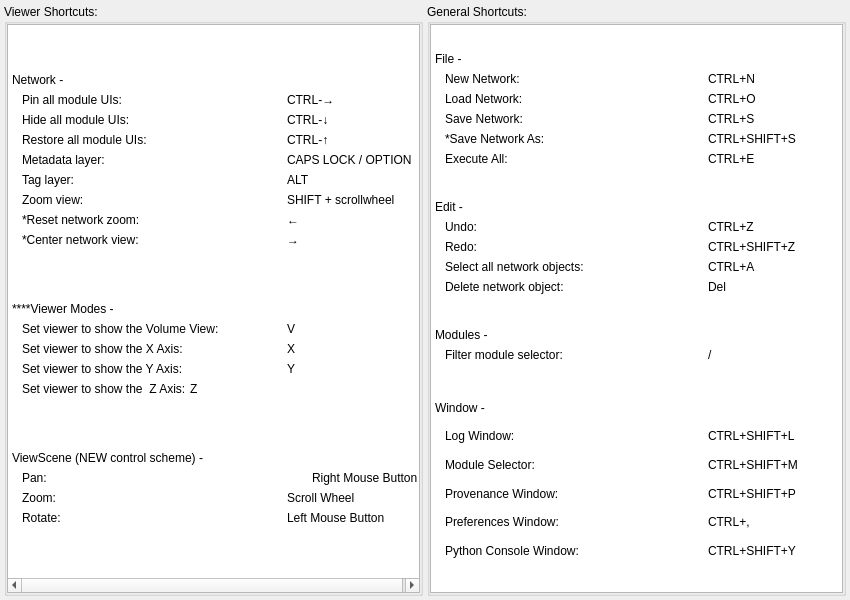
First picture: the form in src/Interface/Application/ShortcutsInterface.ui, repository SCIInstitute/SCIRun, before the edit.
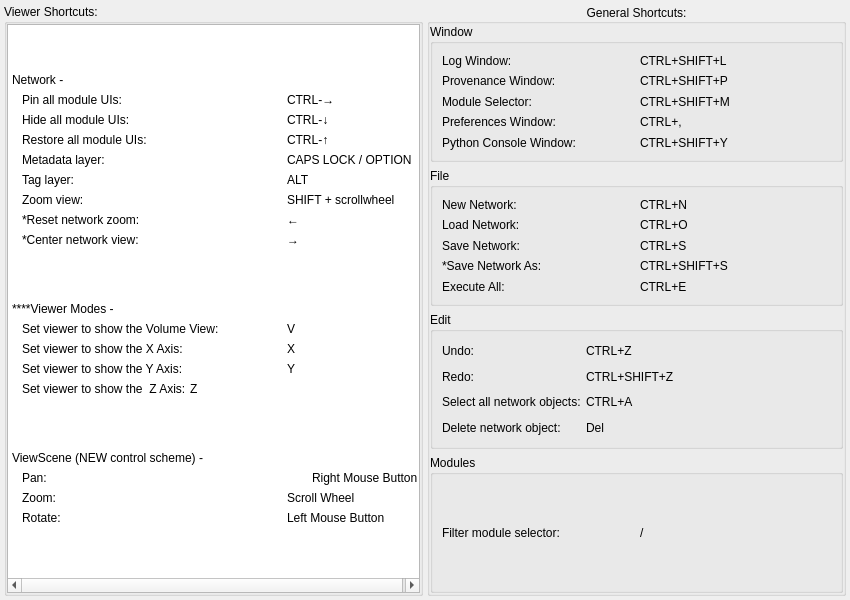
Second picture: the form after the edit.

What changed in the file:
```diff
--- a/src/Interface/Application/ShortcutsInterface.ui
+++ b/src/Interface/Application/ShortcutsInterface.ui
@@ -835,495 +835,87 @@
         <property name="title">
          <string>General Shortcuts:</string>
         </property>
-        <layout class="QHBoxLayout" name="horizontalLayout_3">
-         <property name="spacing">
-          <number>0</number>
-         </property>
+        <property name="alignment">
+         <set>Qt::AlignCenter</set>
+        </property>
+        <layout class="QGridLayout" name="gridLayout_5">
          <property name="margin">
           <number>0</number>
          </property>
-         <item>
-          <widget class="QScrollArea" name="scrollArea">
-           <property name="widgetResizable">
-            <bool>true</bool>
+         <item row="2" column="0">
+          <widget class="QGroupBox" name="groupBox_5">
+           <property name="title">
+            <string>Edit</string>
            </property>
-           <widget class="QWidget" name="scrollAreaWidgetContents">
-            <property name="geometry">
-             <rect>
-              <x>0</x>
-              <y>0</y>
-              <width>415</width>
-              <height>575</height>
-             </rect>
-            </property>
-            <layout class="QVBoxLayout" name="verticalLayout_5">
-             <property name="spacing">
-              <number>0</number>
-             </property>
-             <property name="margin">
-              <number>0</number>
-             </property>
-             <item>
-              <widget class="QWidget" name="widget_4" native="true">
-               <property name="sizePolicy">
-                <sizepolicy hsizetype="Preferred" vsizetype="Fixed">
-                 <horstretch>0</horstretch>
-                 <verstretch>0</verstretch>
-                </sizepolicy>
-               </property>
-               <layout class="QVBoxLayout" name="verticalLayout">
-                <property name="spacing">
-                 <number>0</number>
-                </property>
-                <property name="leftMargin">
-                 <number>4</number>
-                </property>
-                <property name="topMargin">
-                 <number>2</number>
-                </property>
-                <property name="rightMargin">
-                 <number>4</number>
-                </property>
-                <property name="bottomMargin">
-                 <number>4</number>
-                </property>
-                <item>
-                 <widget class="QWidget" name="widget_3" native="true">
-                  <layout class="QHBoxLayout" name="horizontalLayout_6">
-                   <property name="spacing">
-                    <number>0</number>
-                   </property>
-                   <property name="margin">
-                    <number>0</number>
-                   </property>
-                   <item>
-                    <widget class="QLabel" name="label">
-                     <property name="minimumSize">
-                      <size>
-                       <width>0</width>
-                       <height>20</height>
-                      </size>
-                     </property>
-                     <property name="text">
-                      <string>File -</string>
-                     </property>
-                    </widget>
-                   </item>
-                  </layout>
-                 </widget>
-                </item>
-                <item>
-                 <widget class="QWidget" name="widget_5" native="true">
-                  <property name="minimumSize">
-                   <size>
-                    <width>0</width>
-                    <height>20</height>
-                   </size>
-                  </property>
-                  <layout class="QHBoxLayout" name="horizontalLayout_7" stretch="2,1">
-                   <property name="spacing">
-                    <number>4</number>
-                   </property>
-                   <property name="leftMargin">
-                    <number>10</number>
-                   </property>
-                   <property name="topMargin">
-                    <number>0</number>
-                   </property>
-                   <property name="rightMargin">
-                    <number>0</number>
-                   </property>
-                   <property name="bottomMargin">
-                    <number>0</number>
-                   </property>
-                   <item>
-                    <widget class="QLabel" name="label_2">
-                     <property name="text">
-                      <string>New Network:</string>
-                     </property>
-                    </widget>
-                   </item>
-                   <item>
-                    <widget class="QLabel" name="label_3">
-                     <property name="text">
-                      <string>CTRL+N</string>
-                     </property>
-                    </widget>
-                   </item>
-                  </layout>
-                 </widget>
-                </item>
-                <item>
-                 <widget class="QWidget" name="widget_6" native="true">
-                  <property name="minimumSize">
-                   <size>
-                    <width>0</width>
-                    <height>20</height>
-                   </size>
-                  </property>
-                  <layout class="QHBoxLayout" name="horizontalLayout_8" stretch="2,1">
-                   <property name="spacing">
-                    <number>4</number>
-                   </property>
-                   <property name="leftMargin">
-                    <number>10</number>
-                   </property>
-                   <property name="topMargin">
-                    <number>0</number>
-                   </property>
-                   <property name="rightMargin">
-                    <number>0</number>
-                   </property>
-                   <property name="bottomMargin">
-                    <number>0</number>
-                   </property>
-                   <item>
-                    <widget class="QLabel" name="label_4">
-                     <property name="text">
-                      <string>Load Network:</string>
-                     </property>
-                    </widget>
-                   </item>
-                   <item>
-                    <widget class="QLabel" name="label_5">
-                     <property name="text">
-                      <string>CTRL+O</string>
-                     </property>
-                    </widget>
-                   </item>
-                  </layout>
-                 </widget>
-                </item>
-                <item>
-                 <widget class="QWidget" name="widget_8" native="true">
-                  <property name="minimumSize">
-                   <size>
-                    <width>0</width>
-                    <height>20</height>
-                   </size>
-                  </property>
-                  <layout class="QHBoxLayout" name="horizontalLayout_10" stretch="2,1">
-                   <property name="spacing">
-                    <number>4</number>
-                   </property>
-                   <property name="leftMargin">
-                    <number>10</number>
-                   </property>
-                   <property name="topMargin">
-                    <number>0</number>
-                   </property>
-                   <property name="rightMargin">
-                    <number>0</number>
-                   </property>
-                   <property name="bottomMargin">
-                    <number>0</number>
-                   </property>
-                   <item>
-                    <widget class="QLabel" name="label_8">
-                     <property name="text">
-                      <string>Save Network:</string>
-                     </property>
-                    </widget>
-                   </item>
-                   <item>
-                    <widget class="QLabel" name="label_9">
-                     <property name="text">
-                      <string>CTRL+S</string>
-                     </property>
-                    </widget>
-                   </item>
-                  </layout>
-                 </widget>
-                </item>
-                <item>
-                 <widget class="QWidget" name="widget_55" native="true">
-                  <property name="minimumSize">
-                   <size>
-                    <width>0</width>
-                    <height>20</height>
-                   </size>
-                  </property>
-                  <layout class="QHBoxLayout" name="horizontalLayout_51" stretch="2,1">
-                   <property name="spacing">
-                    <number>4</number>
-                   </property>
-                   <property name="leftMargin">
-                    <number>10</number>
-                   </property>
-                   <property name="topMargin">
-                    <number>0</number>
-                   </property>
-                   <property name="rightMargin">
-                    <number>0</number>
-                   </property>
-                   <property name="bottomMargin">
-                    <number>0</number>
-                   </property>
-                   <item>
-                    <widget class="QLabel" name="label_84">
-                     <property name="text">
-                      <string>*Save Network As:</string>
-                     </property>
-                    </widget>
-                   </item>
-                   <item>
-                    <widget class="QLabel" name="label_85">
-                     <property name="text">
-                      <string>CTRL+SHIFT+S</string>
-                     </property>
-                    </widget>
-                   </item>
-                  </layout>
-                 </widget>
-                </item>
-                <item>
-                 <widget class="QWidget" name="widget_12" native="true">
-                  <property name="minimumSize">
-                   <size>
-                    <width>0</width>
-                    <height>20</height>
-                   </size>
-                  </property>
-                  <layout class="QHBoxLayout" name="horizontalLayout_14" stretch="2,1">
-                   <property name="spacing">
-                    <number>4</number>
-                   </property>
-                   <property name="leftMargin">
-                    <number>10</number>
-                   </property>
-                   <property name="topMargin">
-                    <number>0</number>
-                   </property>
-                   <property name="rightMargin">
-                    <number>0</number>
-                   </property>
-                   <property name="bottomMargin">
-                    <number>0</number>
-                   </property>
-                   <item>
-                    <widget class="QLabel" name="label_16">
-                     <property name="text">
-                      <string>Execute All:</string>
-                     </property>
-                    </widget>
-                   </item>
-                   <item>
-                    <widget class="QLabel" name="label_17">
-                     <property name="text">
-                      <string>CTRL+E</string>
-                     </property>
-                    </widget>
-                   </item>
-                  </layout>
-                 </widget>
-                </item>
-               </layout>
-              </widget>
-             </item>
-             <item>
-              <widget class="QWidget" name="widget_13" native="true">
-               <property name="sizePolicy">
-                <sizepolicy hsizetype="Preferred" vsizetype="Fixed">
-                 <horstretch>0</horstretch>
-                 <verstretch>0</verstretch>
-                </sizepolicy>
-               </property>
-               <layout class="QVBoxLayout" name="verticalLayout_2">
-                <property name="spacing">
-                 <number>0</number>
-                </property>
-                <property name="leftMargin">
-                 <number>4</number>
-                </property>
-                <property name="topMargin">
-                 <number>2</number>
-                </property>
-                <property name="rightMargin">
-                 <number>4</number>
-                </property>
-                <property name="bottomMargin">
-                 <number>4</number>
-                </property>
-                <item>
-                 <widget class="QWidget" name="widget_14" native="true">
-                  <layout class="QHBoxLayout" name="horizontalLayout_15">
-                   <property name="spacing">
-                    <number>0</number>
-                   </property>
-                   <property name="margin">
-                    <number>0</number>
-                   </property>
-                   <item>
-                    <widget class="QLabel" name="label_18">
-                     <property name="minimumSize">
-                      <size>
-                       <width>0</width>
-                       <height>20</height>
-                      </size>
-                     </property>
-                     <property name="text">
-                      <string>Edit -</string>
-                     </property>
-                    </widget>
-                   </item>
-                  </layout>
-                 </widget>
-                </item>
-                <item>
-                 <widget class="QWidget" name="widget_56" native="true">
-                  <property name="minimumSize">
-                   <size>
-                    <width>0</width>
-                    <height>20</height>
-                   </size>
-                  </property>
-                  <layout class="QHBoxLayout" name="horizontalLayout_52" stretch="2,1">
-                   <property name="spacing">
-                    <number>4</number>
-                   </property>
-                   <property name="leftMargin">
-                    <number>10</number>
-                   </property>
-                   <property name="topMargin">
-                    <number>0</number>
-                   </property>
-                   <property name="rightMargin">
-                    <number>0</number>
-                   </property>
-                   <property name="bottomMargin">
-                    <number>0</number>
-                   </property>
-                   <item>
+           <layout class="QGridLayout" name="gridLayout_2">
+            <item row="0" column="0">
                     <widget class="QLabel" name="label_86">
                      <property name="text">
                       <string>Undo:</string>
                      </property>
                     </widget>
                    </item>
-                   <item>
+            <item row="0" column="1">
                     <widget class="QLabel" name="label_87">
                      <property name="text">
                       <string>CTRL+Z</string>
                      </property>
                     </widget>
                    </item>
-                  </layout>
-                 </widget>
-                </item>
-                <item>
-                 <widget class="QWidget" name="widget_57" native="true">
-                  <property name="minimumSize">
-                   <size>
-                    <width>0</width>
-                    <height>20</height>
-                   </size>
-                  </property>
-                  <layout class="QHBoxLayout" name="horizontalLayout_53" stretch="2,1">
-                   <property name="spacing">
-                    <number>4</number>
-                   </property>
-                   <property name="leftMargin">
-                    <number>10</number>
-                   </property>
-                   <property name="topMargin">
-                    <number>0</number>
-                   </property>
-                   <property name="rightMargin">
-                    <number>0</number>
-                   </property>
-                   <property name="bottomMargin">
-                    <number>0</number>
-                   </property>
-                   <item>
+            <item row="1" column="0">
                     <widget class="QLabel" name="label_88">
                      <property name="text">
                       <string>Redo:</string>
                      </property>
                     </widget>
                    </item>
-                   <item>
+            <item row="1" column="1">
                     <widget class="QLabel" name="label_89">
                      <property name="text">
                       <string>CTRL+SHIFT+Z</string>
                      </property>
                     </widget>
                    </item>
-                  </layout>
-                 </widget>
-                </item>
-                <item>
-                 <widget class="QWidget" name="widget_15" native="true">
-                  <property name="minimumSize">
-                   <size>
-                    <width>0</width>
-                    <height>20</height>
-                   </size>
-                  </property>
-                  <layout class="QHBoxLayout" name="horizontalLayout_16" stretch="2,1">
-                   <property name="spacing">
-                    <number>4</number>
-                   </property>
-                   <property name="leftMargin">
-                    <number>10</number>
-                   </property>
-                   <property name="topMargin">
-                    <number>0</number>
-                   </property>
-                   <property name="rightMargin">
-                    <number>0</number>
-                   </property>
-                   <property name="bottomMargin">
-                    <number>0</number>
-                   </property>
-                   <item>
+            <item row="2" column="0">
                     <widget class="QLabel" name="label_19">
+              <property name="minimumSize">
+               <size>
+                <width>138</width>
+                <height>0</height>
+               </size>
+              </property>
+              <property name="maximumSize">
+               <size>
+                <width>138</width>
+                <height>16777215</height>
+               </size>
+              </property>
                      <property name="text">
                       <string>Select all network objects:</string>
                      </property>
                     </widget>
                    </item>
-                   <item>
+            <item row="2" column="1">
                     <widget class="QLabel" name="label_20">
                      <property name="text">
                       <string>CTRL+A</string>
                      </property>
                     </widget>
                    </item>
-                  </layout>
-                 </widget>
-                </item>
-                <item>
-                 <widget class="QWidget" name="widget_16" native="true">
-                  <property name="minimumSize">
-                   <size>
-                    <width>0</width>
-                    <height>20</height>
-                   </size>
-                  </property>
-                  <layout class="QHBoxLayout" name="horizontalLayout_17" stretch="2,1">
-                   <property name="spacing">
-                    <number>4</number>
-                   </property>
-                   <property name="leftMargin">
-                    <number>10</number>
-                   </property>
-                   <property name="topMargin">
-                    <number>0</number>
-                   </property>
-                   <property name="rightMargin">
-                    <number>0</number>
-                   </property>
-                   <property name="bottomMargin">
-                    <number>0</number>
-                   </property>
-                   <item>
+            <item row="3" column="0">
                     <widget class="QLabel" name="label_21">
+              <property name="maximumSize">
+               <size>
+                <width>138</width>
+                <height>16777215</height>
+               </size>
+              </property>
                      <property name="text">
                       <string>Delete network object:</string>
                      </property>
                     </widget>
                    </item>
-                   <item>
+            <item row="3" column="1">
                     <widget class="QLabel" name="label_22">
                      <property name="text">
                       <string>Del</string>
@@ -1333,268 +925,31 @@
                   </layout>
                  </widget>
                 </item>
-               </layout>
-              </widget>
-             </item>
-             <item>
-              <widget class="QWidget" name="widget_17" native="true">
-               <property name="sizePolicy">
-                <sizepolicy hsizetype="Preferred" vsizetype="Fixed">
-                 <horstretch>0</horstretch>
-                 <verstretch>0</verstretch>
-                </sizepolicy>
-               </property>
-               <layout class="QVBoxLayout" name="verticalLayout_3">
-                <property name="spacing">
-                 <number>0</number>
-                </property>
-                <property name="leftMargin">
-                 <number>4</number>
-                </property>
-                <property name="topMargin">
-                 <number>2</number>
-                </property>
-                <property name="rightMargin">
-                 <number>4</number>
-                </property>
-                <property name="bottomMargin">
-                 <number>4</number>
-                </property>
-                <item>
-                 <widget class="QWidget" name="widget_18" native="true">
-                  <layout class="QHBoxLayout" name="horizontalLayout_18">
-                   <property name="spacing">
-                    <number>0</number>
-                   </property>
-                   <property name="margin">
-                    <number>0</number>
-                   </property>
-                   <item>
-                    <widget class="QLabel" name="label_23">
-                     <property name="minimumSize">
-                      <size>
-                       <width>0</width>
-                       <height>20</height>
-                      </size>
-                     </property>
-                     <property name="text">
-                      <string>Modules -</string>
-                     </property>
-                    </widget>
-                   </item>
-                  </layout>
-                 </widget>
-                </item>
-                <item>
-                 <widget class="QWidget" name="widget_19" native="true">
-                  <property name="minimumSize">
-                   <size>
-                    <width>0</width>
-                    <height>20</height>
-                   </size>
-                  </property>
-                  <layout class="QHBoxLayout" name="horizontalLayout_19" stretch="2,1">
-                   <property name="spacing">
-                    <number>4</number>
-                   </property>
-                   <property name="leftMargin">
-                    <number>10</number>
-                   </property>
-                   <property name="topMargin">
-                    <number>0</number>
-                   </property>
-                   <property name="rightMargin">
-                    <number>0</number>
-                   </property>
-                   <property name="bottomMargin">
-                    <number>0</number>
-                   </property>
-                   <item>
-                    <widget class="QLabel" name="label_24">
-                     <property name="text">
-                      <string>Filter module selector:</string>
-                     </property>
-                    </widget>
-                   </item>
-                   <item>
-                    <widget class="QLabel" name="label_25">
-                     <property name="text">
-                      <string>/</string>
-                     </property>
-                    </widget>
-                   </item>
-                  </layout>
-                 </widget>
-                </item>
-               </layout>
-              </widget>
-             </item>
-             <item>
-              <widget class="QWidget" name="widget_27" native="true">
-               <property name="sizePolicy">
-                <sizepolicy hsizetype="Preferred" vsizetype="Fixed">
-                 <horstretch>0</horstretch>
-                 <verstretch>0</verstretch>
-                </sizepolicy>
-               </property>
-               <property name="minimumSize">
-                <size>
-                 <width>0</width>
-                 <height>178</height>
-                </size>
-               </property>
-               <layout class="QVBoxLayout" name="verticalLayout_4">
-                <property name="spacing">
-                 <number>0</number>
-                </property>
-                <property name="leftMargin">
-                 <number>4</number>
-                </property>
-                <property name="topMargin">
-                 <number>2</number>
-                </property>
-                <property name="rightMargin">
-                 <number>4</number>
-                </property>
-                <property name="bottomMargin">
-                 <number>4</number>
-                </property>
-                <item>
-                 <widget class="QWidget" name="widget_28" native="true">
-                  <layout class="QHBoxLayout" name="horizontalLayout_27">
-                   <property name="spacing">
-                    <number>0</number>
-                   </property>
-                   <property name="margin">
-                    <number>0</number>
-                   </property>
-                   <item>
-                    <widget class="QLabel" name="label_40">
-                     <property name="minimumSize">
-                      <size>
-                       <width>0</width>
-                       <height>20</height>
-                      </size>
-                     </property>
-                     <property name="text">
-                      <string>Window -</string>
-                     </property>
-                    </widget>
-                   </item>
-                  </layout>
-                 </widget>
-                </item>
-                <item>
-                 <widget class="QWidget" name="widget_29" native="true">
-                  <property name="minimumSize">
-                   <size>
-                    <width>0</width>
-                    <height>20</height>
-                   </size>
-                  </property>
-                  <layout class="QHBoxLayout" name="horizontalLayout_28" stretch="2,1">
-                   <property name="spacing">
-                    <number>4</number>
-                   </property>
-                   <property name="leftMargin">
-                    <number>10</number>
-                   </property>
-                   <property name="topMargin">
-                    <number>0</number>
-                   </property>
-                   <property name="rightMargin">
-                    <number>0</number>
-                   </property>
-                   <property name="bottomMargin">
-                    <number>0</number>
-                   </property>
-                   <item>
+         <item row="0" column="0">
+          <widget class="QGroupBox" name="groupBox_2">
+           <property name="title">
+            <string>Window</string>
+           </property>
+           <layout class="QGridLayout" name="gridLayout_4">
+            <item row="0" column="0">
                     <widget class="QLabel" name="label_41">
                      <property name="text">
                       <string>Log Window: </string>
                      </property>
                     </widget>
                    </item>
-                   <item>
+            <item row="0" column="1">
                     <widget class="QLabel" name="label_42">
                      <property name="text">
                       <string>CTRL+SHIFT+L</string>
                      </property>
                     </widget>
                    </item>
-                  </layout>
-                 </widget>
-                </item>
-                <item>
-                 <widget class="QWidget" name="widget_30" native="true">
-                  <property name="minimumSize">
-                   <size>
-                    <width>0</width>
-                    <height>20</height>
-                   </size>
-                  </property>
-                  <layout class="QHBoxLayout" name="horizontalLayout_29" stretch="2,1">
-                   <property name="spacing">
-                    <number>4</number>
-                   </property>
-                   <property name="leftMargin">
-                    <number>10</number>
-                   </property>
-                   <property name="topMargin">
-                    <number>0</number>
-                   </property>
-                   <property name="rightMargin">
-                    <number>0</number>
-                   </property>
-                   <property name="bottomMargin">
-                    <number>0</number>
-                   </property>
-                   <item>
-                    <widget class="QLabel" name="label_43">
-                     <property name="text">
-                      <string>Module Selector:</string>
-                     </property>
-                    </widget>
-                   </item>
-                   <item>
-                    <widget class="QLabel" name="label_44">
-                     <property name="text">
-                      <string>CTRL+SHIFT+M</string>
-                     </property>
-                    </widget>
-                   </item>
-                  </layout>
-                 </widget>
-                </item>
-                <item>
-                 <widget class="QWidget" name="widget_32" native="true">
-                  <property name="minimumSize">
-                   <size>
-                    <width>0</width>
-                    <height>20</height>
-                   </size>
-                  </property>
-                  <layout class="QHBoxLayout" name="horizontalLayout_31" stretch="2,1">
-                   <property name="spacing">
-                    <number>4</number>
-                   </property>
-                   <property name="leftMargin">
-                    <number>10</number>
-                   </property>
-                   <property name="topMargin">
-                    <number>0</number>
-                   </property>
-                   <property name="rightMargin">
-                    <number>0</number>
-                   </property>
-                   <property name="bottomMargin">
-                    <number>0</number>
-                   </property>
-                   <item>
+            <item row="1" column="0">
                     <widget class="QLabel" name="label_47">
                      <property name="minimumSize">
                       <size>
-                       <width>249</width>
+                <width>0</width>
                        <height>0</height>
                       </size>
                      </property>
@@ -1603,89 +958,49 @@
                      </property>
                     </widget>
                    </item>
-                   <item>
+            <item row="1" column="1">
                     <widget class="QLabel" name="label_48">
                      <property name="text">
                       <string>CTRL+SHIFT+P</string>
                      </property>
                     </widget>
                    </item>
-                  </layout>
-                 </widget>
-                </item>
-                <item>
-                 <widget class="QWidget" name="widget_33" native="true">
-                  <property name="minimumSize">
-                   <size>
-                    <width>0</width>
-                    <height>20</height>
-                   </size>
-                  </property>
-                  <layout class="QHBoxLayout" name="horizontalLayout_32" stretch="2,1">
-                   <property name="spacing">
-                    <number>4</number>
-                   </property>
-                   <property name="leftMargin">
-                    <number>10</number>
-                   </property>
-                   <property name="topMargin">
-                    <number>0</number>
-                   </property>
-                   <property name="rightMargin">
-                    <number>0</number>
-                   </property>
-                   <property name="bottomMargin">
-                    <number>0</number>
-                   </property>
-                   <item>
+            <item row="2" column="0">
+             <widget class="QLabel" name="label_43">
+              <property name="text">
+               <string>Module Selector:</string>
+              </property>
+             </widget>
+            </item>
+            <item row="2" column="1">
+             <widget class="QLabel" name="label_44">
+              <property name="text">
+               <string>CTRL+SHIFT+M</string>
+              </property>
+             </widget>
+            </item>
+            <item row="3" column="0">
                     <widget class="QLabel" name="label_49">
                      <property name="text">
                       <string>Preferences Window:</string>
                      </property>
                     </widget>
                    </item>
-                   <item>
+            <item row="3" column="1">
                     <widget class="QLabel" name="label_50">
                      <property name="text">
                       <string>CTRL+,</string>
                      </property>
                     </widget>
                    </item>
-                  </layout>
-                 </widget>
-                </item>
-                <item>
-                 <widget class="QWidget" name="python_shortcut_label_" native="true">
-                  <property name="minimumSize">
-                   <size>
-                    <width>0</width>
-                    <height>20</height>
-                   </size>
-                  </property>
-                  <layout class="QHBoxLayout" name="horizontalLayout_58" stretch="2,1">
-                   <property name="spacing">
-                    <number>4</number>
-                   </property>
-                   <property name="leftMargin">
-                    <number>10</number>
-                   </property>
-                   <property name="topMargin">
-                    <number>0</number>
-                   </property>
-                   <property name="rightMargin">
-                    <number>0</number>
-                   </property>
-                   <property name="bottomMargin">
-                    <number>0</number>
-                   </property>
-                   <item>
+            <item row="4" column="0">
                     <widget class="QLabel" name="label_100">
                      <property name="text">
                       <string>Python Console Window:</string>
                      </property>
                     </widget>
                    </item>
-                   <item>
+            <item row="4" column="1">
                     <widget class="QLabel" name="label_101">
                      <property name="text">
                       <string>CTRL+SHIFT+Y</string>
@@ -1695,11 +1010,106 @@
                   </layout>
                  </widget>
                 </item>
-               </layout>
-              </widget>
-             </item>
-            </layout>
-           </widget>
+         <item row="1" column="0">
+          <widget class="QGroupBox" name="groupBox_3">
+           <property name="title">
+            <string>File</string>
+           </property>
+           <layout class="QGridLayout" name="gridLayout">
+            <item row="0" column="0">
+             <widget class="QLabel" name="label_2">
+              <property name="text">
+               <string>New Network:</string>
+              </property>
+             </widget>
+            </item>
+            <item row="0" column="1">
+             <widget class="QLabel" name="label_3">
+              <property name="text">
+               <string>CTRL+N</string>
+              </property>
+             </widget>
+            </item>
+            <item row="1" column="0">
+             <widget class="QLabel" name="label_4">
+              <property name="text">
+               <string>Load Network:</string>
+              </property>
+             </widget>
+            </item>
+            <item row="1" column="1">
+             <widget class="QLabel" name="label_5">
+              <property name="text">
+               <string>CTRL+O</string>
+              </property>
+             </widget>
+            </item>
+            <item row="2" column="0">
+             <widget class="QLabel" name="label_8">
+              <property name="text">
+               <string>Save Network:</string>
+              </property>
+             </widget>
+            </item>
+            <item row="2" column="1">
+             <widget class="QLabel" name="label_9">
+              <property name="text">
+               <string>CTRL+S</string>
+              </property>
+             </widget>
+            </item>
+            <item row="3" column="0">
+             <widget class="QLabel" name="label_84">
+              <property name="text">
+               <string>*Save Network As:</string>
+              </property>
+             </widget>
+            </item>
+            <item row="3" column="1">
+             <widget class="QLabel" name="label_85">
+              <property name="text">
+               <string>CTRL+SHIFT+S</string>
+              </property>
+             </widget>
+            </item>
+            <item row="4" column="0">
+             <widget class="QLabel" name="label_16">
+              <property name="text">
+               <string>Execute All:</string>
+              </property>
+             </widget>
+            </item>
+            <item row="4" column="1">
+             <widget class="QLabel" name="label_17">
+              <property name="text">
+               <string>CTRL+E</string>
+              </property>
+             </widget>
+            </item>
+           </layout>
+          </widget>
+         </item>
+         <item row="3" column="0">
+          <widget class="QGroupBox" name="groupBox_6">
+           <property name="title">
+            <string>Modules</string>
+           </property>
+           <layout class="QGridLayout" name="gridLayout_3">
+            <item row="0" column="0">
+             <widget class="QLabel" name="label_24">
+              <property name="text">
+               <string>Filter module selector:</string>
+              </property>
+             </widget>
+            </item>
+            <item row="0" column="1">
+             <widget class="QLabel" name="label_25">
+              <property name="text">
+               <string>/</string>
+              </property>
+             </widget>
+            </item>
+           </layout>
           </widget>
          </item>
         </layout>
```
Lines whose indentation alone changed are shown as unchanged.
